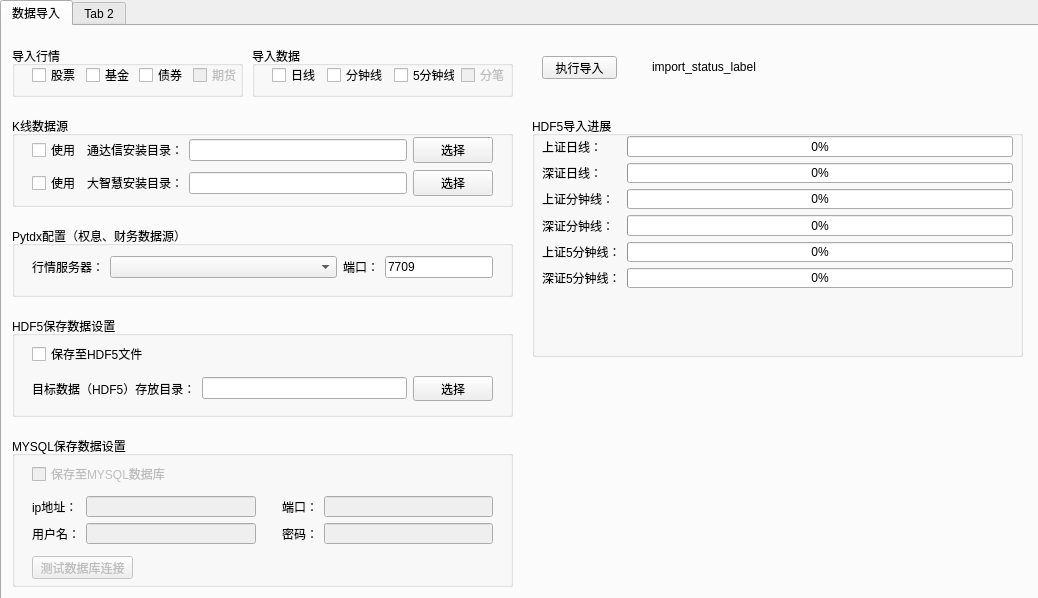
Old version of the form hikyuu_python/tools/maintain/MainWindow.ui in the repository fasiondog/hikyuu.
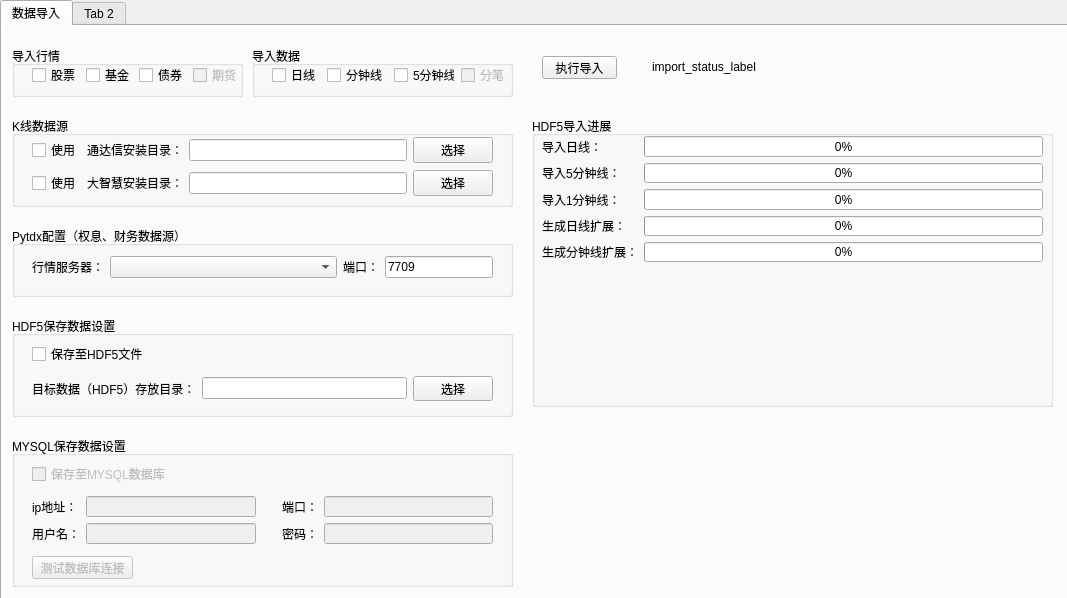
New version of the form.

```diff
--- a/hikyuu_python/tools/maintain/MainWindow.ui
+++ b/hikyuu_python/tools/maintain/MainWindow.ui
@@ -6,7 +6,7 @@
    <rect>
     <x>0</x>
     <y>0</y>
-    <width>1038</width>
+    <width>1067</width>
     <height>598</height>
    </rect>
   </property>
@@ -19,7 +19,7 @@
      <rect>
       <x>0</x>
       <y>0</y>
-      <width>1041</width>
+      <width>1071</width>
       <height>601</height>
      </rect>
     </property>
@@ -363,8 +363,8 @@
        <rect>
         <x>530</x>
         <y>90</y>
-        <width>491</width>
-        <height>241</height>
+        <width>521</width>
+        <height>291</height>
        </rect>
       </property>
       <property name="title">
@@ -375,71 +375,64 @@
         <rect>
          <x>10</x>
          <y>20</y>
-         <width>471</width>
-         <height>152</height>
+         <width>501</width>
+         <height>126</height>
         </rect>
        </property>
        <layout class="QGridLayout" name="gridLayout">
-        <item row="2" column="1">
-         <widget class="QProgressBar" name="sh_min_progressBar">
-          <property name="value">
-           <number>0</number>
-          </property>
-         </widget>
-        </item>
-        <item row="2" column="0">
-         <widget class="QLabel" name="label_12">
-          <property name="text">
-           <string>上证分钟线：</string>
-          </property>
-         </widget>
-        </item>
-        <item row="1" column="1">
-         <widget class="QProgressBar" name="sz_day_progressBar">
-          <property name="value">
-           <number>0</number>
-          </property>
-         </widget>
-        </item>
-        <item row="0" column="1">
-         <widget class="QProgressBar" name="sh_day_progressBar">
-          <property name="value">
-           <number>0</number>
-          </property>
-         </widget>
-        </item>
-        <item row="1" column="0">
-         <widget class="QLabel" name="label_9">
-          <property name="text">
-           <string>深证日线：</string>
-          </property>
-         </widget>
-        </item>
-        <item row="0" column="0">
-         <widget class="QLabel" name="label_8">
-          <property name="text">
-           <string>上证日线：</string>
-          </property>
-         </widget>
-        </item>
         <item row="4" column="0">
+         <widget class="QLabel" name="label_18">
+          <property name="text">
+           <string>生成分钟线扩展：</string>
+          </property>
+         </widget>
+        </item>
+        <item row="2" column="0">
          <widget class="QLabel" name="label_14">
           <property name="text">
-           <string>上证5分钟线：</string>
+           <string>导入1分钟线：</string>
+          </property>
+         </widget>
+        </item>
+        <item row="0" column="0">
+         <widget class="QLabel" name="label_8">
+          <property name="text">
+           <string>导入日线：</string>
           </property>
          </widget>
         </item>
         <item row="3" column="0">
          <widget class="QLabel" name="label_13">
           <property name="text">
-           <string>深证分钟线：</string>
+           <string>生成日线扩展：</string>
           </property>
          </widget>
         </item>
-        <item row="5" column="0">
-         <widget class="QLabel" name="label_15">
+        <item row="1" column="0">
+         <widget class="QLabel" name="label_12">
           <property name="text">
-           <string>深证5分钟线：</string>
+           <string>导入5分钟线：</string>
+          </property>
+         </widget>
+        </item>
+        <item row="0" column="1">
+         <widget class="QProgressBar" name="hdf5_day_progressBar">
+          <property name="value">
+           <number>0</number>
+          </property>
+         </widget>
+        </item>
+        <item row="1" column="1">
+         <widget class="QProgressBar" name="hdf5_5min_progressBar">
+          <property name="value">
+           <number>0</number>
+          </property>
+         </widget>
+        </item>
+        <item row="2" column="1">
+         <widget class="QProgressBar" name="hdf5_min_progressBar">
+          <property name="value">
+           <number>0</number>
           </property>
          </widget>
         </item>
@@ -451,14 +444,7 @@
          </widget>
         </item>
         <item row="4" column="1">
-         <widget class="QProgressBar" name="sh_5min_progressBar">
-          <property name="value">
-           <number>0</number>
-          </property>
-         </widget>
-        </item>
-        <item row="5" column="1">
-         <widget class="QProgressBar" name="sz_5min_progressBar">
+         <widget class="QProgressBar" name="hdf5_min_extern_progressBar">
           <property name="value">
            <number>0</number>
           </property>
```
Left out of the diff: 4 changed lines with no effect on the pictures.
